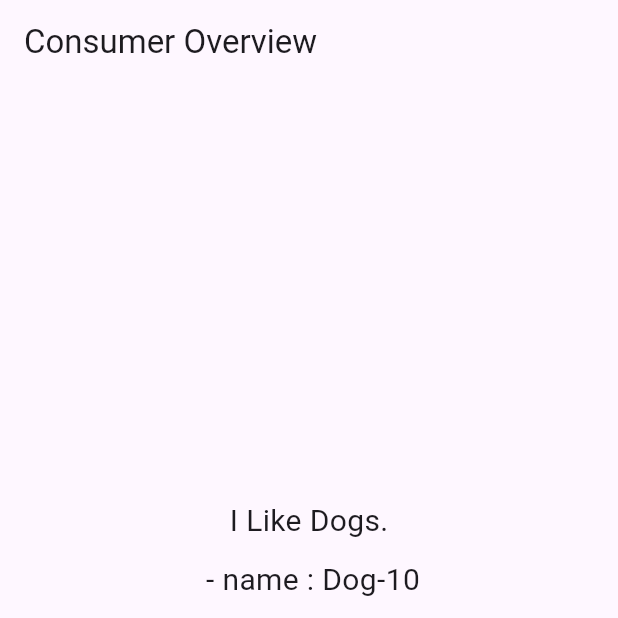
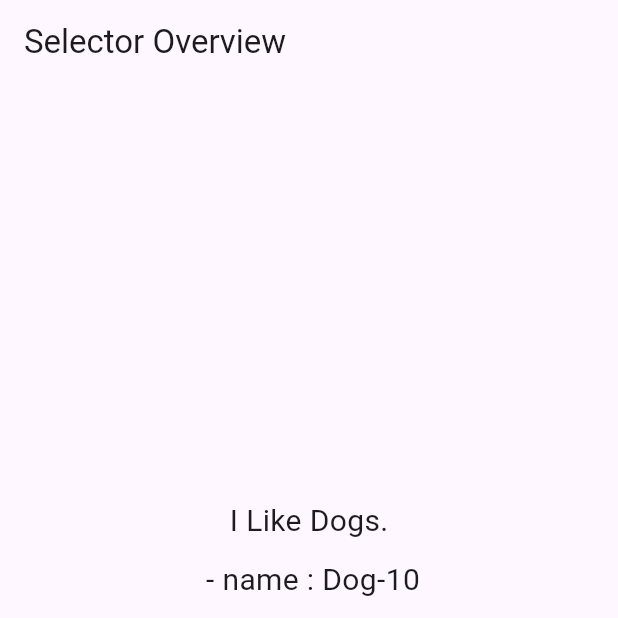
Before and after one commit to Sandeepsunil01/state-management-provider, a Flutter app: the screen it shows after launch, on a phone screen of 412 x 824 dp, the top half of it. Run offline on Flutter 3.47's test engine with Material 2 defaults, Android fonts, the phone set to English and light mode, and no system bars.

Commit message:
Changed AppBar Name

```diff
--- a/lib/provider_overview/provider_overview_10.dart
+++ b/lib/provider_overview/provider_overview_10.dart
@@ -15,7 +15,7 @@ class _ProviderOverview10State extends State<ProviderOverview10> {
   Widget build(BuildContext context) {
     return Scaffold(
       appBar: AppBar(
-        title: const Text("Consumer Overview"),
+        title: const Text("Selector Overview"),
       ),
       body: Selector<Dog, String>(
         selector: (BuildContext context, Dog dog) => dog.name,
```
